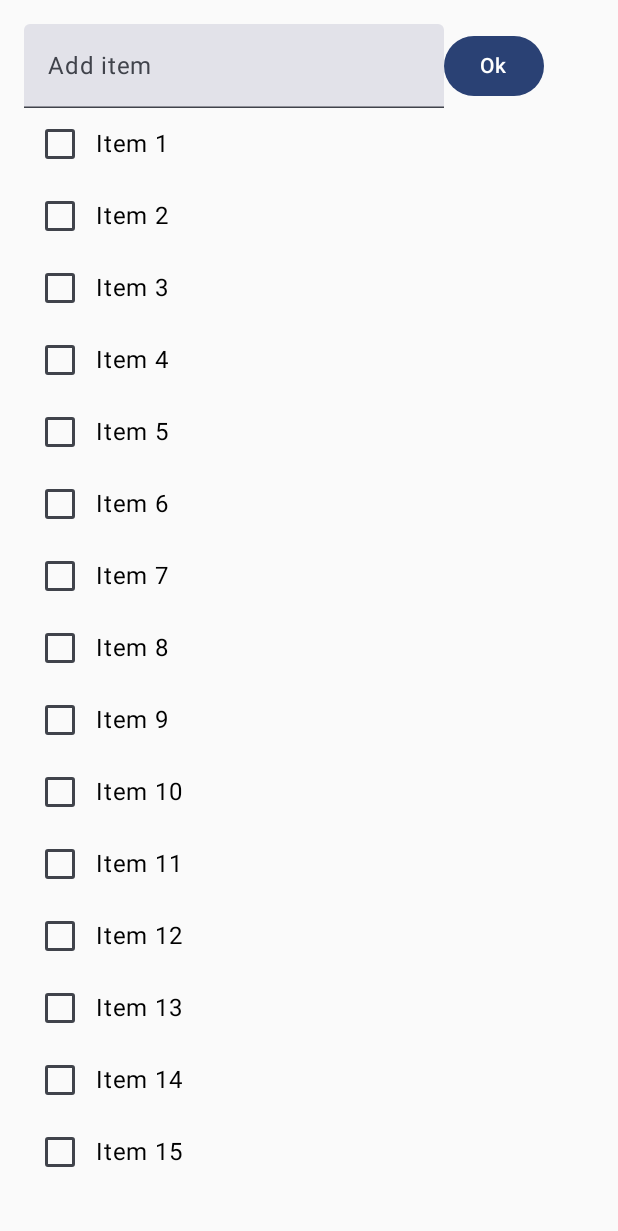
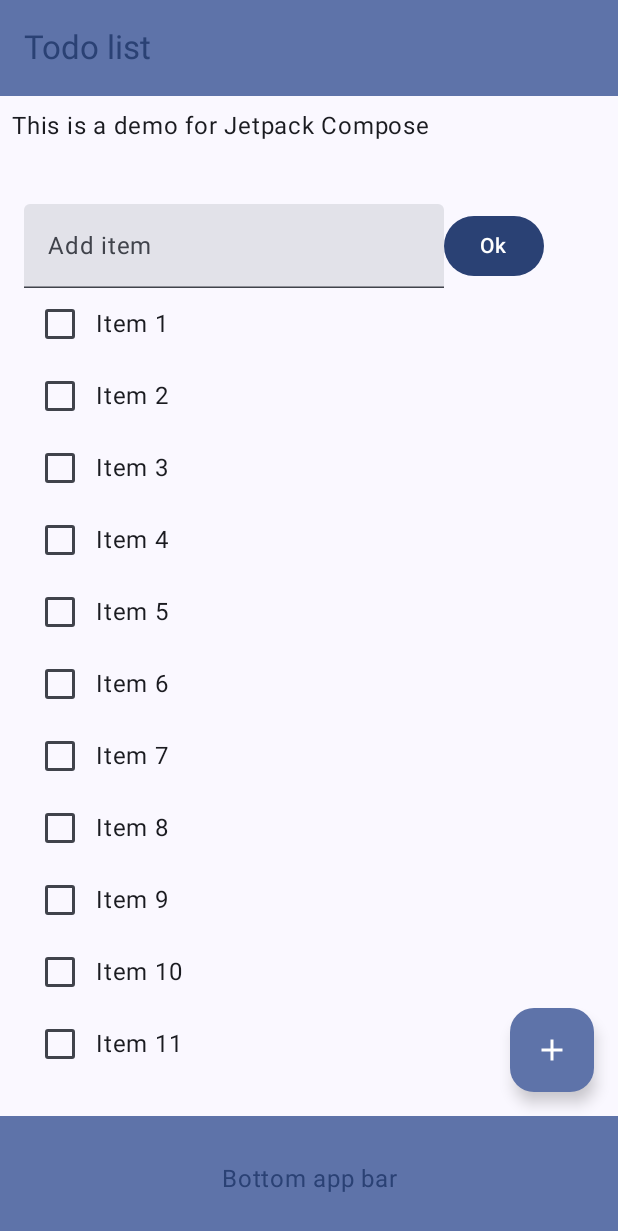
Before and after one commit to sajanssens/todoapp, an Android app built with Jetpack Compose: the screen it shows after launch (MainActivity), on a phone screen of 412 x 824 dp. Shown: the top 1231 px of the screen. Run offline under Robolectric (Android 15) with nearby library versions, the phone set to English and light mode, and no system bars.

Commit message:
Scaffold added.

```diff
--- a/app/build.gradle.kts
+++ b/app/build.gradle.kts
@@ -49,6 +49,7 @@ dependencies {
     implementation(libs.androidx.ui.graphics)
     implementation(libs.androidx.ui.tooling.preview)
     implementation(libs.androidx.material3)
+    implementation(libs.androidx.compose.material3)
     testImplementation(libs.junit)
     androidTestImplementation(libs.androidx.junit)
     androidTestImplementation(libs.androidx.espresso.core)
--- a/app/src/main/java/nl/bramjanssens/todoapp/MainActivity.kt
+++ b/app/src/main/java/nl/bramjanssens/todoapp/MainActivity.kt
@@ -3,7 +3,7 @@ package nl.bramjanssens.todoapp
 import android.os.Bundle
 import androidx.activity.ComponentActivity
 import androidx.activity.compose.setContent
-import nl.bramjanssens.todoapp.manageitems.TodoMain
+import nl.bramjanssens.todoapp.scaffold.TodoAppScaffold
 import nl.bramjanssens.todoapp.ui.theme.TodoAppTheme
 
 class MainActivity :
@@ -17,7 +17,7 @@ class MainActivity :
         setContent { // verplicht
             // hier: welke composables (of oude onderdelen) worden getoond
             TodoAppTheme { // modifier verandert styling, behaviour, ...; is een decorator; kun je chainen en worden doorgegeven naar de children
-                TodoMain()
+                TodoAppScaffold()
             }
         }
     }
--- /dev/null
+++ b/app/src/main/java/nl/bramjanssens/todoapp/scaffold/TodoAppScaffold.kt
@@ -0,0 +1,83 @@
+package nl.bramjanssens.todoapp.scaffold
+
+import androidx.compose.foundation.layout.Arrangement
+import androidx.compose.foundation.layout.Column
+import androidx.compose.foundation.layout.fillMaxWidth
+import androidx.compose.foundation.layout.padding
+import androidx.compose.material.icons.Icons
+import androidx.compose.material.icons.filled.Add
+import androidx.compose.material3.BottomAppBar
+import androidx.compose.material3.ExperimentalMaterial3Api
+import androidx.compose.material3.FloatingActionButton
+import androidx.compose.material3.Icon
+import androidx.compose.material3.MaterialTheme
+import androidx.compose.material3.Scaffold
+import androidx.compose.material3.Text
+import androidx.compose.material3.TopAppBar
+import androidx.compose.material3.TopAppBarDefaults.topAppBarColors
+import androidx.compose.runtime.Composable
+import androidx.compose.runtime.getValue
+import androidx.compose.runtime.mutableIntStateOf
+import androidx.compose.runtime.remember
+import androidx.compose.runtime.setValue
+import androidx.compose.ui.Modifier
+import androidx.compose.ui.text.style.TextAlign
+import androidx.compose.ui.tooling.preview.Preview
+import androidx.compose.ui.unit.dp
+import nl.bramjanssens.todoapp.manageitems.TodoMain
+
+@OptIn(ExperimentalMaterial3Api::class)
+@Composable
+fun TodoAppScaffold() {
+    var presses by remember { mutableIntStateOf(0) }
+
+    Scaffold(
+        topBar = {
+            TopAppBar(
+                colors = topAppBarColors(
+                    containerColor = MaterialTheme.colorScheme.primaryContainer,
+                    titleContentColor = MaterialTheme.colorScheme.primary,
+                ),
+                title = {
+                    Text("Todo list")
+                }
+            )
+        },
+        bottomBar = {
+            BottomAppBar(
+                containerColor = MaterialTheme.colorScheme.primaryContainer,
+                contentColor = MaterialTheme.colorScheme.primary,
+            ) {
+                Text(
+                    modifier = Modifier
+                        .fillMaxWidth(),
+                    textAlign = TextAlign.Center,
+                    text = "Bottom app bar",
+                )
+            }
+        },
+        floatingActionButton = {
+            FloatingActionButton(onClick = { presses++ }) {
+                Icon(Icons.Default.Add, contentDescription = "Add")
+            }
+        }
+    ) { innerPadding ->
+        Column(
+            modifier = Modifier
+                .padding(innerPadding),
+            verticalArrangement = Arrangement.spacedBy(16.dp),
+        ) {
+            Text(
+                modifier = Modifier.padding(8.dp),
+                text ="This is a demo for Jetpack Compose"
+            )
+            TodoMain()
+        }
+    }
+}
+
+@Preview(showBackground = true)
+@Composable
+fun ShowPreview() {
+    TodoAppScaffold()
+}
--- a/gradle/libs.versions.toml
+++ b/gradle/libs.versions.toml
@@ -8,6 +8,7 @@ espressoCore = "3.5.1"
 lifecycleRuntimeKtx = "2.6.1"
 activityCompose = "1.8.0"
 composeBom = "2024.04.01"
+composeMaterial3 = "1.0.0-alpha31"
 
 [libraries]
 androidx-core-ktx = { group = "androidx.core", name = "core-ktx", version.ref = "coreKtx" }
@@ -24,6 +25,7 @@ androidx-ui-tooling-preview = { group = "androidx.compose.ui", name = "ui-toolin
 androidx-ui-test-manifest = { group = "androidx.compose.ui", name = "ui-test-manifest" }
 androidx-ui-test-junit4 = { group = "androidx.compose.ui", name = "ui-test-junit4" }
 androidx-material3 = { group = "androidx.compose.material3", name = "material3" }
+androidx-compose-material3 = { group = "androidx.wear.compose", name = "compose-material3", version.ref = "composeMaterial3" }
 
 [plugins]
 android-application = { id = "com.android.application", version.ref = "agp" }
```
